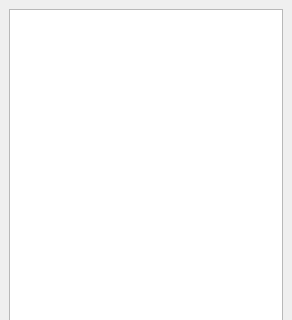
Old version of the form mainwindow.ui in the repository MisterrOrange/Jser; both pictures show x 0 to 292 and y 0 to 320 of the 292 by 576 pixel window.
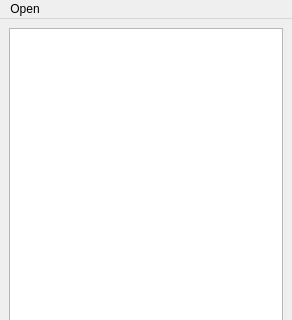
New version of the form.

What changed in the file:
```diff
--- a/mainwindow.ui
+++ b/mainwindow.ui
@@ -60,6 +60,13 @@
      <height>21</height>
     </rect>
    </property>
+   <widget class="QMenu" name="menuitem_1">
+    <property name="title">
+     <string>Open</string>
+    </property>
+    <addaction name="actionOpen_File"/>
+   </widget>
+   <addaction name="menuitem_1"/>
   </widget>
   <widget class="QStatusBar" name="statusbar"/>
  </widget>
```
Left out of the diff: 5 changed lines with no effect on the pictures.
